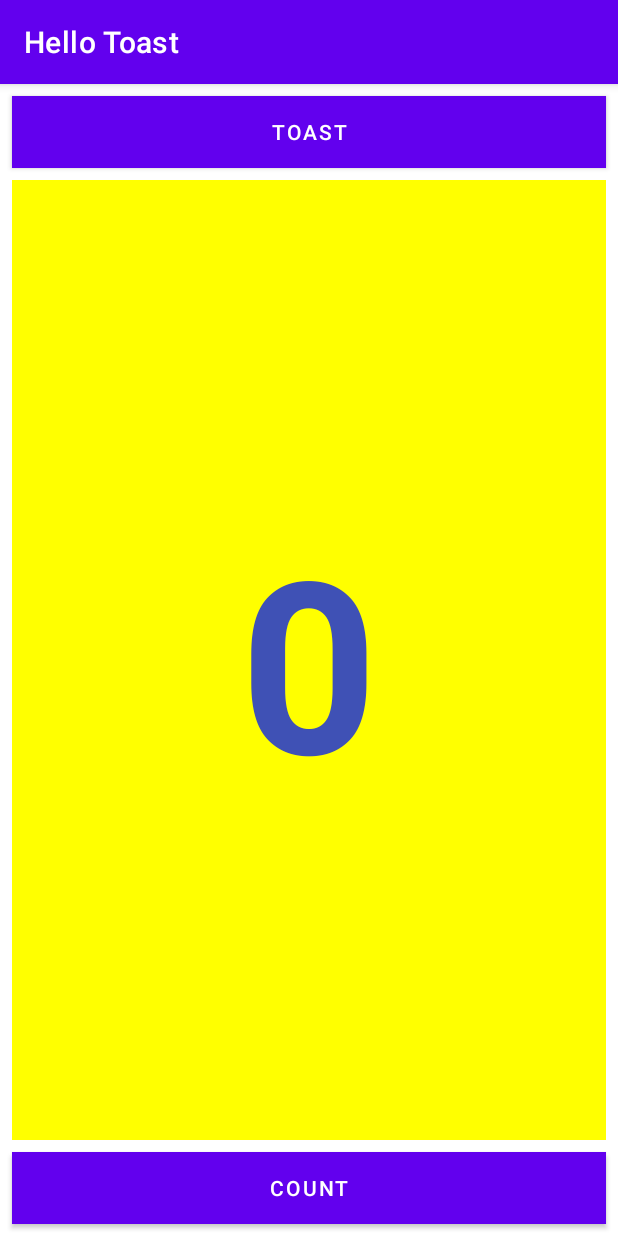
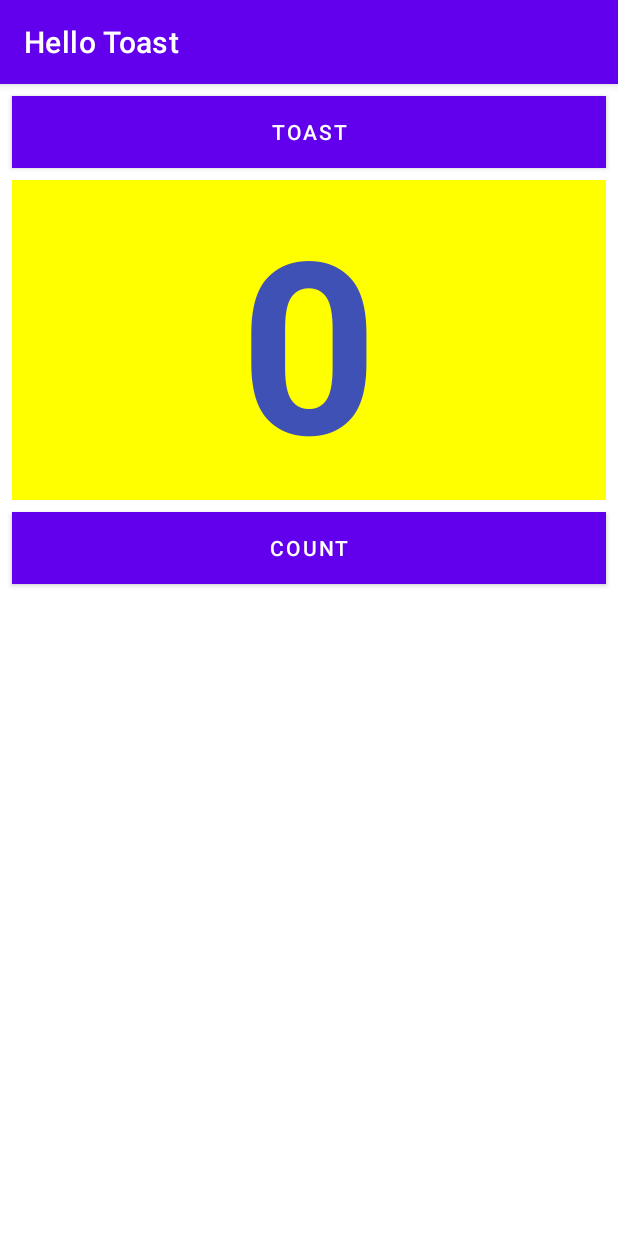
Before and after one commit to Rosandymaulana/android-layout-part-b, an Android app: the screen it shows after launch (MainActivity), on a phone screen of 412 x 824 dp. Run offline under Robolectric (Android 15) with nearby library versions, the phone set to English and light mode, and no system bars.

Commit message:
Task 3: Change to Relative Layout

```diff
--- a/app/src/main/res/layout/activity_main.xml
+++ b/app/src/main/res/layout/activity_main.xml
@@ -4,7 +4,7 @@
     android:layout_width="match_parent"
     android:layout_height="match_parent"
     android:orientation="vertical"
-    tools:context="com.example.android.hellotoast.MainActivity">
+    tools:context=".MainActivity">
 
     <Button
         android:id="@+id/button_toast"
@@ -33,7 +33,10 @@
         android:textColor="@color/colorPrimary"
         android:textSize="160sp"
         android:textStyle="bold"
-        android:layout_weight="1"/>
+        android:layout_below="@+id/button_toast"
+        android:layout_alignParentLeft="true"
+        android:layout_alignParentStart="true"
+        tools:ignore="RtlCompat" />
 
     <Button
         android:id="@+id/button_count"
@@ -45,5 +48,7 @@
         android:background="@color/colorPrimary"
         android:onClick="countUp"
         android:text="@string/button_label_count"
-        android:textColor="@android:color/white" />
+        android:textColor="@android:color/white"
+        android:layout_below="@+id/show_count"
+        android:layout_centerHorizontal="true"/>
 </LinearLayout>
```
